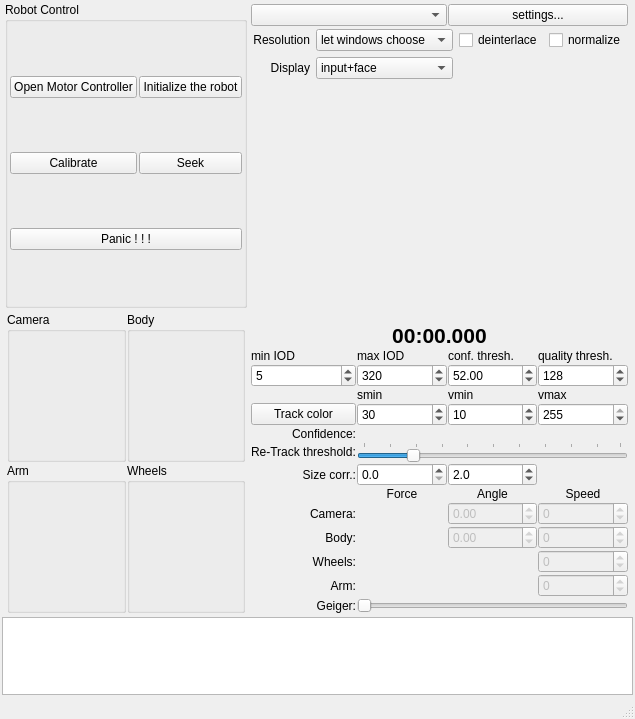
Before: the Qt Designer form RoboShell.ui in artm/biofame-robot, drawn with Qt 5.
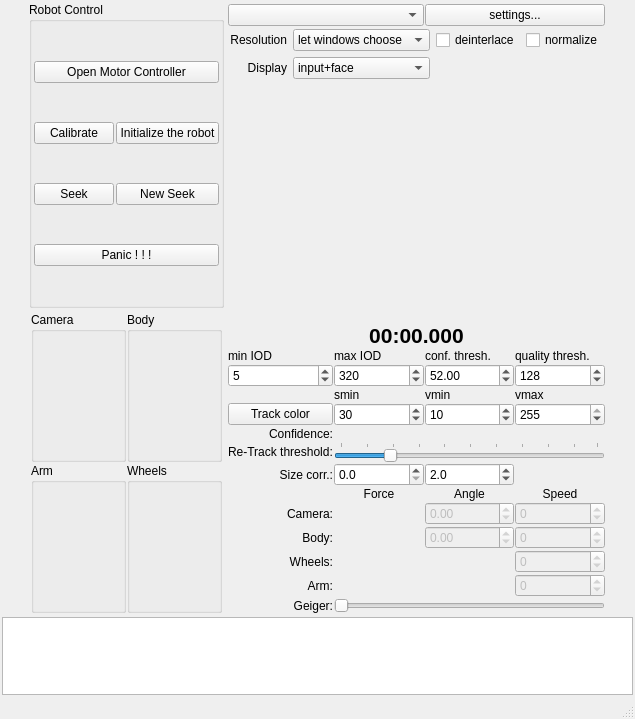
After: the same form once the commit is applied. Custom widgets are drawn as their Qt base class.

Commit message:
new calib, init and seek
new calibration is based on new inputChanged signal and its handler. Input
toggling is still missed sometimes. New seek is multi state, but far from
finished.

```diff
--- a/RoboShell.ui
+++ b/RoboShell.ui
@@ -64,7 +64,7 @@
           <property name="spacing">
            <number>2</number>
           </property>
-          <item row="0" column="0">
+          <item row="0" column="0" colspan="2">
            <widget class="QPushButton" name="openControllerButton">
             <property name="text">
              <string>Open Motor Controller</string>
@@ -81,27 +81,34 @@
             </property>
            </widget>
           </item>
-          <item row="1" column="1">
-           <widget class="QPushButton" name="seek">
-            <property name="text">
-             <string>Seek</string>
-            </property>
-           </widget>
-          </item>
-          <item row="2" column="0" colspan="2">
+          <item row="3" column="0" colspan="2">
            <widget class="QPushButton" name="panic">
             <property name="text">
              <string>Panic ! ! !</string>
             </property>
            </widget>
           </item>
-          <item row="0" column="1">
+          <item row="2" column="0">
+           <widget class="QPushButton" name="seek">
+            <property name="text">
+             <string>Seek</string>
+            </property>
+           </widget>
+          </item>
+          <item row="1" column="1">
            <widget class="QPushButton" name="initialize">
             <property name="text">
              <string>Initialize the robot</string>
             </property>
            </widget>
           </item>
+          <item row="2" column="1">
+           <widget class="QPushButton" name="newSeek">
+            <property name="text">
+             <string>New Seek</string>
+            </property>
+           </widget>
+          </item>
          </layout>
         </widget>
        </item>
```
The commit also changes 5 other files.
